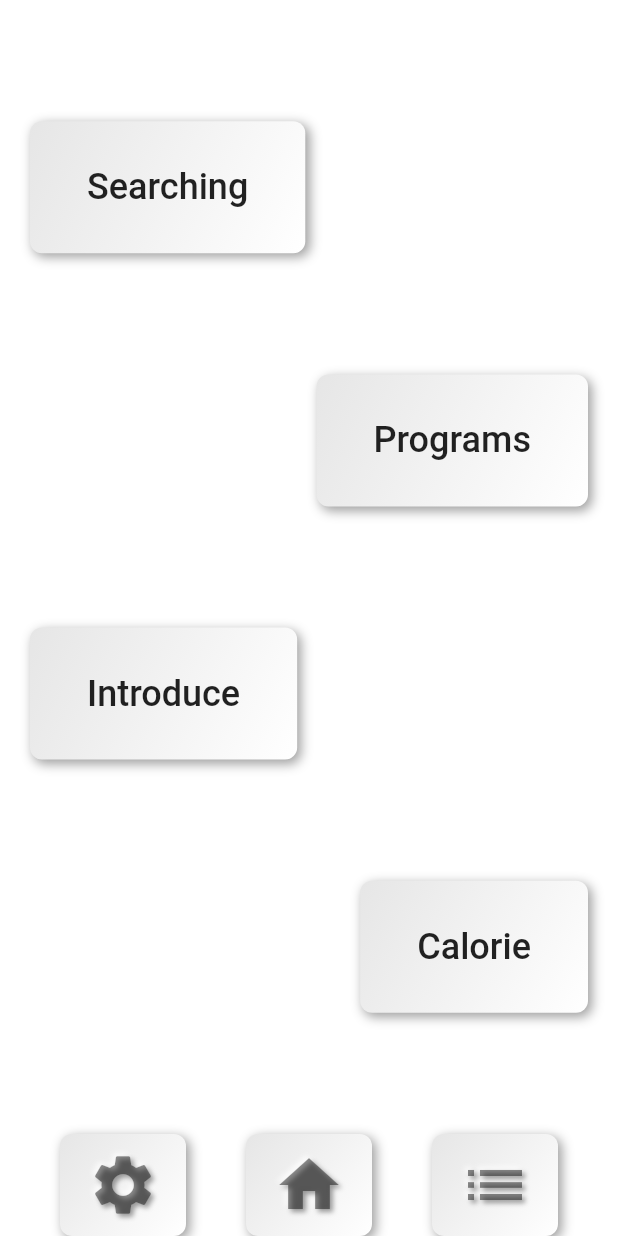
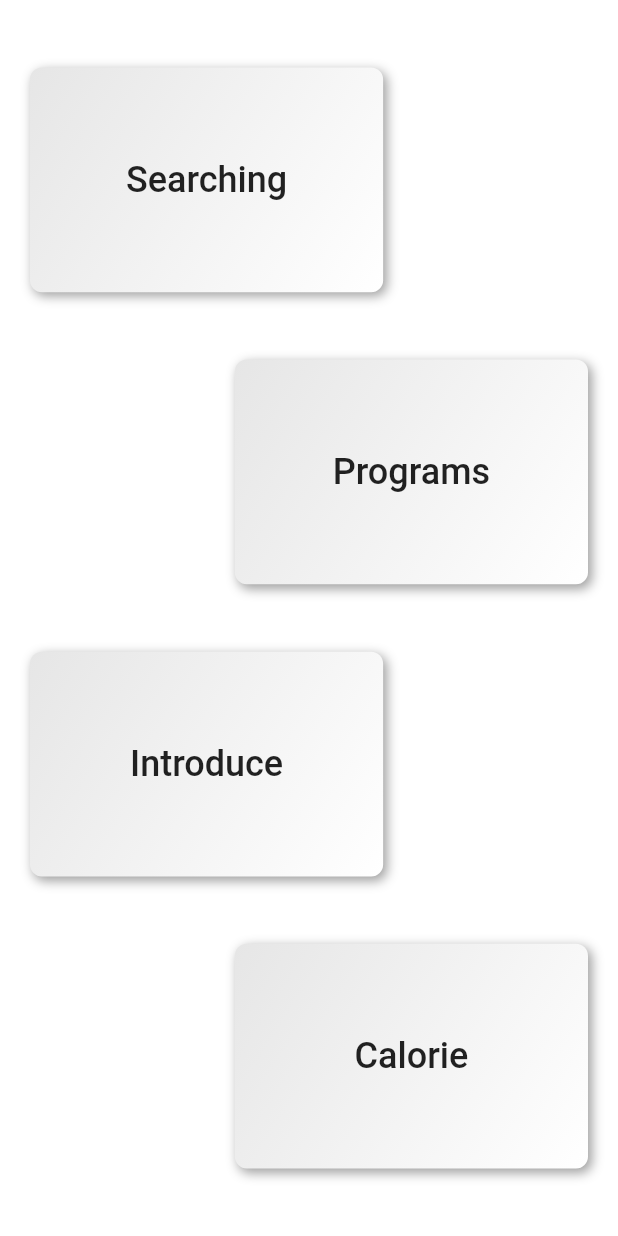
Before and after one commit to ferhatosanoglu/Karatay, a Flutter app: the HomePage screen opened directly, on a phone screen of 412 x 824 dp. Run offline on Flutter 3.47's test engine with Material 2 defaults, Android fonts, the light colour scheme and no system bars; drawn by our look-alikes of flutter_neumorphic.

Commit message:
refactor: Set Responsive Design

```diff
--- a/lib/pages/HomePage.dart
+++ b/lib/pages/HomePage.dart
@@ -1,7 +1,7 @@
 import 'package:flutter/material.dart';
 import 'package:flutter_neumorphic/flutter_neumorphic.dart';
 
-class HomePage extends StatefulWidget  {
+class HomePage extends StatefulWidget {
   @override
   _HomePageState createState() => _HomePageState();
 }
@@ -9,9 +9,9 @@ class HomePage extends StatefulWidget  {
 class _HomePageState extends State<HomePage> {
   @override
   Widget build(BuildContext context) {
+    var size = MediaQuery.of(context).size;
     var yaziStil = Theme.of(context).textTheme.bodyText1.apply(fontSizeDelta: 10);
-    return SafeArea(
-          child: Scaffold(
+    return Scaffold(
       backgroundColor: Colors.white,
       body: Padding(
         padding: const EdgeInsets.symmetric(horizontal: 20),
@@ -20,69 +20,43 @@ class _HomePageState extends State<HomePage> {
           children: [
             Align(
               alignment: Alignment.centerLeft,
-            child:neumorphicButton(yaziStil,"Searching"),
+              child: neumorphicButton(yaziStil, "Searching", size),
             ),
             Align(
               alignment: Alignment.topRight,
-            child: neumorphicButton(yaziStil,"Programs"),
+              child: neumorphicButton(yaziStil, "Programs", size),
             ),
             Align(
               alignment: Alignment.bottomLeft,
-            child: neumorphicButton(yaziStil,"Introduce"),
+              child: neumorphicButton(yaziStil, "Introduce", size),
             ),
             Align(
               alignment: Alignment.topRight,
-            child: neumorphicButton(yaziStil, "Calorie"),
+              child: neumorphicButton(yaziStil, "Calorie", size),
             )
           ],
         ),
-          ) ,
-          bottomNavigationBar: BottomAppBar(
-      color: Colors.transparent,
-      elevation: 0,
-      child: Row(
-        mainAxisAlignment: MainAxisAlignment.spaceEvenly,
-        children: [
-          neuBottomButton(Icons.settings), //Settings
-          neuBottomButton(Icons.home), //Home
-          neuBottomButton(Icons.list), //Diet List
-        ],
+      ),
+    );
+  }
+}
+
+Widget neumorphicButton(TextStyle yaziStil, String yazi, size) {
+  return Container(
+    width: size.width / 1.75,
+    height: size.height / 5.5,
+    child: Neumorphic(
+      style: NeumorphicStyle(
+        depth: 5,
+        color: Colors.white,
+        shape: NeumorphicShape.concave,
+      ),
+      child: Center(
+        child: Text(
+          yazi,
+          style: yaziStil,
         ),
       ),
     ),
   );
 }
-}
-NeumorphicButton neuBottomButton(icon) {
-    return NeumorphicButton(
-      style: NeumorphicStyle(
-        depth: 5,
-        color: Colors.white,
-        shape: NeumorphicShape.concave,
-      ),
-      child: NeumorphicIcon(
-        icon,
-        size: 48,
-        style: NeumorphicStyle(color: Colors.black45),
-      ),
-      onPressed: () {},
-    );
-  }
-NeumorphicButton neumorphicButton(TextStyle yaziStil, String yazi){
-  return NeumorphicButton(
-    style: NeumorphicStyle(
-      depth: 5,
-      color: Colors.white,
-      shape: NeumorphicShape.concave
-    ),
-    child: Padding(
-      padding: const EdgeInsets.all(20.0),
-      child: Text(
-        yazi,
-        style: yaziStil,
-      ),
-    ),
-    onPressed: () {},
-
-  );
-}
```
Also changed, not shown: lib/main.dart (+7 -3 lines), lib/pages/SearchPage.dart (+0 -15 lines), lib/widgets/NavigationBar.dart (added, +35 -0 lines), lib/widgets/deneme.dart (deleted). Lines whose indentation alone changed are shown as unchanged.
